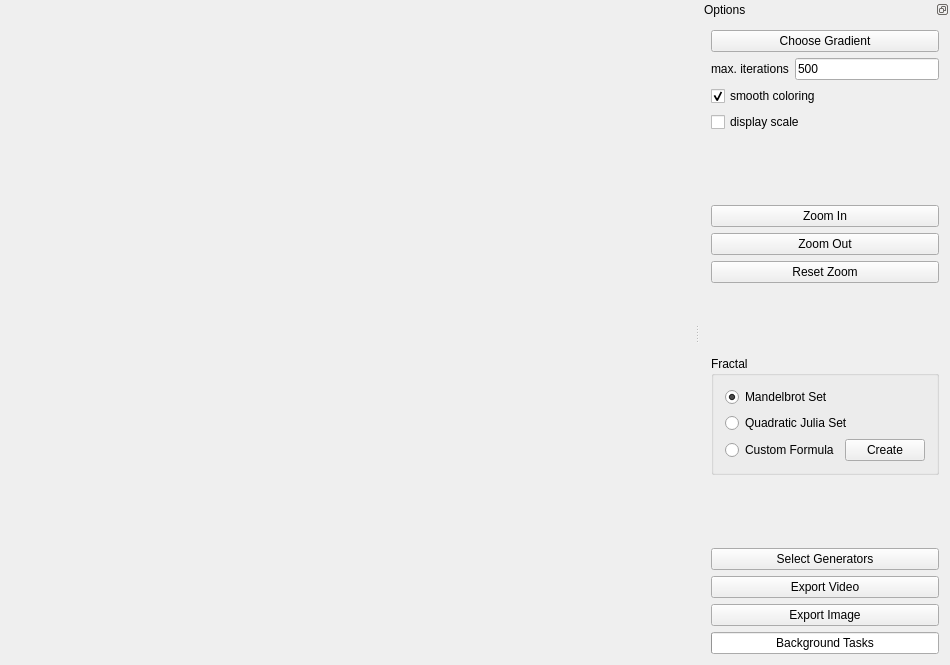
Old version of the form Almond.ui in the repository QlowB/Almond.
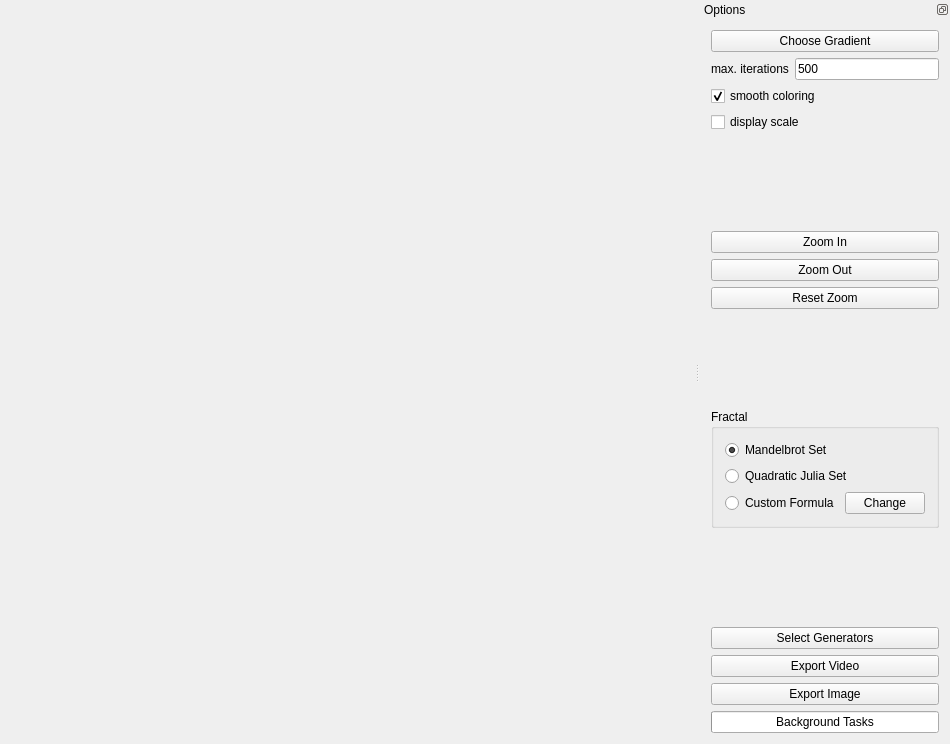
New version of the form.

Diff of the .ui file:
```diff
--- a/Almond.ui
+++ b/Almond.ui
@@ -10,7 +10,7 @@
     <x>0</x>
     <y>0</y>
     <width>950</width>
-    <height>665</height>
+    <height>744</height>
    </rect>
   </property>
   <property name="windowTitle">
@@ -197,7 +197,7 @@
             <item>
              <widget class="QPushButton" name="createCustom">
               <property name="text">
-               <string>Create</string>
+               <string>Change</string>
               </property>
              </widget>
             </item>
```
